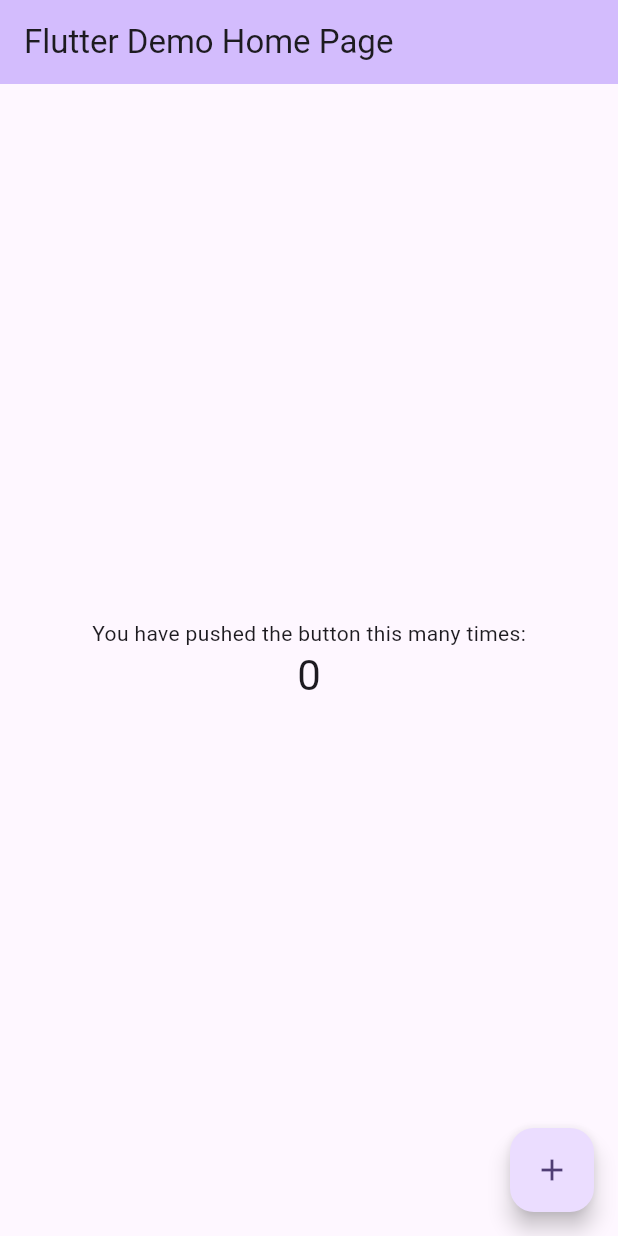
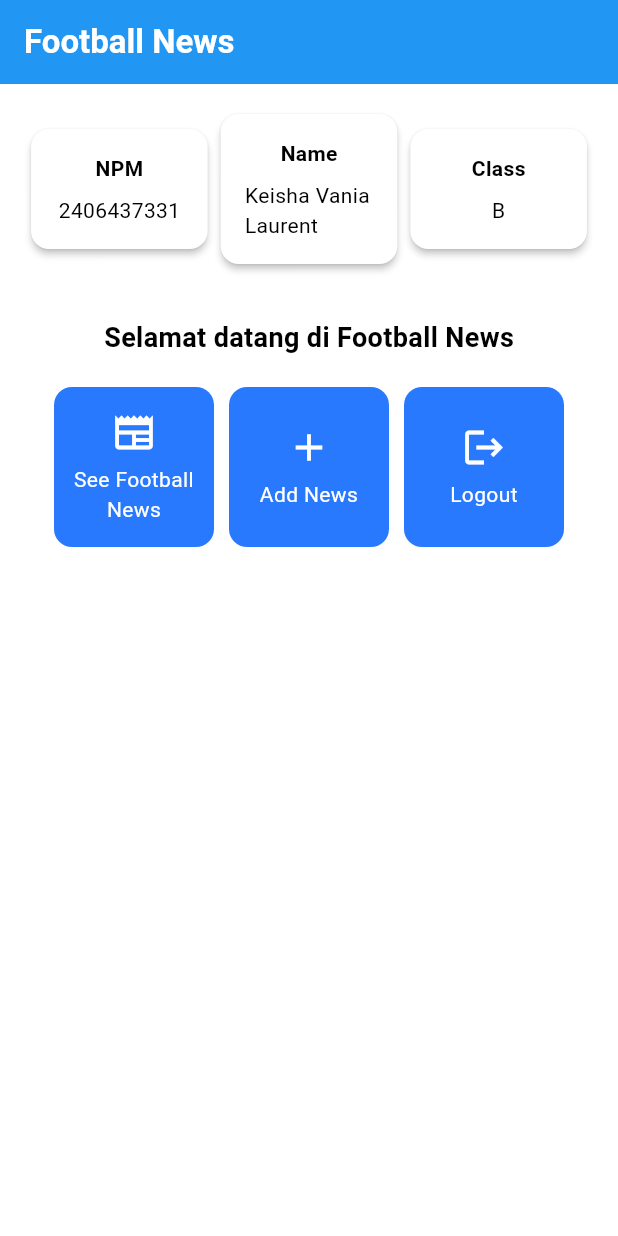
Before and after one commit to kurrorro/football-news-mobile, a Flutter app: the screen it shows after launch, on a phone screen of 412 x 824 dp. Run offline on Flutter 3.47's test engine with Material 3 defaults, Android fonts, the phone set to English and light mode, and no system bars.

Commit message:
Tutorial 6

```diff
--- a/lib/main.dart
+++ b/lib/main.dart
@@ -1,4 +1,5 @@
 import 'package:flutter/material.dart';
+import 'package:football_news/menu.dart';
 
 void main() {
   runApp(const MyApp());
@@ -28,95 +29,10 @@ class MyApp extends StatelessWidget {
         //
         // This works for code too, not just values: Most code changes can be
         // tested with just a hot reload.
-        colorScheme: ColorScheme.fromSeed(seedColor: Colors.deepPurple),
+         colorScheme: ColorScheme.fromSwatch(primarySwatch: Colors.blue)
+         .copyWith(secondary: Colors.blueAccent[400]),
       ),
-      home: const MyHomePage(title: 'Flutter Demo Home Page'),
+      home: const MyHomePage(),
     );
   }
 }
-
-class MyHomePage extends StatefulWidget {
-  const MyHomePage({super.key, required this.title});
-
-  // This widget is the home page of your application. It is stateful, meaning
-  // that it has a State object (defined below) that contains fields that affect
-  // how it looks.
-
-  // This class is the configuration for the state. It holds the values (in this
-  // case the title) provided by the parent (in this case the App widget) and
-  // used by the build method of the State. Fields in a Widget subclass are
-  // always marked "final".
-
-  final String title;
-
-  @override
-  State<MyHomePage> createState() => _MyHomePageState();
-}
-
-class _MyHomePageState extends State<MyHomePage> {
-  int _counter = 0;
-
-  void _incrementCounter() {
-    setState(() {
-      // This call to setState tells the Flutter framework that something has
-      // changed in this State, which causes it to rerun the build method below
-      // so that the display can reflect the updated values. If we changed
-      // _counter without calling setState(), then the build method would not be
-      // called again, and so nothing would appear to happen.
-      _counter++;
-    });
-  }
-
-  @override
-  Widget build(BuildContext context) {
-    // This method is rerun every time setState is called, for instance as done
-    // by the _incrementCounter method above.
-    //
-    // The Flutter framework has been optimized to make rerunning build methods
-    // fast, so that you can just rebuild anything that needs updating rather
-    // than having to individually change instances of widgets.
-    return Scaffold(
-      appBar: AppBar(
-        // TRY THIS: Try changing the color here to a specific color (to
-        // Colors.amber, perhaps?) and trigger a hot reload to see the AppBar
-        // change color while the other colors stay the same.
-        backgroundColor: Theme.of(context).colorScheme.inversePrimary,
-        // Here we take the value from the MyHomePage object that was created by
-        // the App.build method, and use it to set our appbar title.
-        title: Text(widget.title),
-      ),
-      body: Center(
-        // Center is a layout widget. It takes a single child and positions it
-        // in the middle of the parent.
-        child: Column(
-          // Column is also a layout widget. It takes a list of children and
-          // arranges them vertically. By default, it sizes itself to fit its
-          // children horizontally, and tries to be as tall as its parent.
-          //
-          // Column has various properties to control how it sizes itself and
-          // how it positions its children. Here we use mainAxisAlignment to
-          // center the children vertically; the main axis here is the vertical
-          // axis because Columns are vertical (the cross axis would be
-          // horizontal).
-          //
-          // TRY THIS: Invoke "debug painting" (choose the "Toggle Debug Paint"
-          // action in the IDE, or press "p" in the console), to see the
-          // wireframe for each widget.
-          mainAxisAlignment: MainAxisAlignment.center,
-          children: <Widget>[
-            const Text('You have pushed the button this many times:'),
-            Text(
-              '$_counter',
-              style: Theme.of(context).textTheme.headlineMedium,
-            ),
-          ],
-        ),
-      ),
-      floatingActionButton: FloatingActionButton(
-        onPressed: _incrementCounter,
-        tooltip: 'Increment',
-        child: const Icon(Icons.add),
-      ), // This trailing comma makes auto-formatting nicer for build methods.
-    );
-  }
-}
--- /dev/null
+++ b/lib/menu.dart
@@ -0,0 +1,190 @@
+import 'package:flutter/material.dart';
+
+class MyHomePage extends StatelessWidget {
+    const MyHomePage({super.key});
+
+    final String nama = "Keisha Vania Laurent"; //nama
+    final String npm = "2406437331"; //npm
+    final String kelas = "B"; //kelas
+
+    final List<ItemHomepage> items = const [
+      ItemHomepage("See Football News", Icons.newspaper),
+      ItemHomepage("Add News", Icons.add),
+      ItemHomepage("Logout", Icons.logout),
+    ];
+
+     @override
+        Widget build(BuildContext context) {
+        // Scaffold menyediakan struktur dasar halaman dengan AppBar dan body.
+        return Scaffold(
+          // AppBar adalah bagian atas halaman yang menampilkan judul.
+          appBar: AppBar(
+            // Judul aplikasi "Football News" dengan teks putih dan tebal.
+            title: const Text(
+              'Football News',
+              style: TextStyle(
+                color: Colors.white,
+                fontWeight: FontWeight.bold,
+              ),
+            ),
+            // Warna latar belakang AppBar diambil dari skema warna tema aplikasi.
+            backgroundColor: Theme.of(context).colorScheme.primary,
+          ),
+          // Body halaman dengan padding di sekelilingnya.
+          body: Padding(
+            padding: const EdgeInsets.all(16.0),
+                // 1. TAMBAHKAN SingleChildScrollView DI SINI
+                child: SingleChildScrollView(
+                  // 2. Column Anda sekarang menjadi anak dari SingleChildScrollView
+                  child: Column(
+                    crossAxisAlignment: CrossAxisAlignment.center,
+                    children: [
+                    // Row untuk menampilkan 3 InfoCard secara horizontal.
+                    Row(
+                      mainAxisAlignment: MainAxisAlignment.spaceEvenly,
+                      children: [
+                        InfoCard(title: 'NPM', content: npm),
+                        InfoCard(title: 'Name', content: nama),
+                        InfoCard(title: 'Class', content: kelas),
+                      ],
+                ),
+
+                // Memberikan jarak vertikal 16 unit.
+                const SizedBox(height: 16.0),
+
+                // Menempatkan widget berikutnya di tengah halaman.
+                Center(
+                  child: Column(
+                    // Menyusun teks dan grid item secara vertikal.
+
+                    children: [
+                      // Menampilkan teks sambutan dengan gaya tebal dan ukuran 18.
+                      const Padding(
+                        padding: EdgeInsets.only(top: 16.0),
+                        child: Text(
+                          'Selamat datang di Football News',
+                          style: TextStyle(
+                            fontWeight: FontWeight.bold,
+                            fontSize: 18.0,
+                          ),
+                        ),
+                      ),
+
+                      // Grid untuk menampilkan ItemCard dalam bentuk grid 3 kolom.
+                      GridView.count(
+                        primary: true,
+                        padding: const EdgeInsets.all(20),
+                        crossAxisSpacing: 10,
+                        mainAxisSpacing: 10,
+                        crossAxisCount: 3,
+                        // Agar grid menyesuaikan tinggi kontennya.
+                        shrinkWrap: true,
+
+                        // Menampilkan ItemCard untuk setiap item dalam list items.
+                        children: items.map((ItemHomepage item) {
+                          return ItemCard(item);
+                        }).toList(),
+                      ),
+                    ],
+                  ),
+                ),
+              ],
+            ),
+          ),
+        ),
+     );
+   }
+}
+
+class InfoCard extends StatelessWidget {
+  // Kartu informasi yang menampilkan title dan content.
+
+  final String title;  // Judul kartu.
+  final String content;  // Isi kartu.
+
+  const InfoCard({super.key, required this.title, required this.content});
+
+  @override
+  Widget build(BuildContext context) {
+    return Card(
+      // Membuat kotak kartu dengan bayangan dibawahnya.
+      elevation: 2.0,
+      child: Container(
+        // Mengatur ukuran dan jarak di dalam kartu.
+        width: MediaQuery.of(context).size.width / 3.5, // menyesuaikan dengan lebar device yang digunakan.
+        padding: const EdgeInsets.all(16.0),
+        // Menyusun title dan content secara vertikal.
+        child: Column(
+          children: [
+            Text(
+              title,
+              style: const TextStyle(fontWeight: FontWeight.bold),
+            ),
+            const SizedBox(height: 8.0),
+            Text(content),
+          ],
+        ),
+      ),
+    );
+  }
+}
+
+class ItemHomepage {
+ final String name;
+ final IconData icon;
+
+ const ItemHomepage(this.name, this.icon);
+}
+
+class ItemCard extends StatelessWidget {
+  // Menampilkan kartu dengan ikon dan nama.
+
+  final ItemHomepage item;
+
+  const ItemCard(this.item, {super.key});
+
+  @override
+  Widget build(BuildContext context) {
+    return Material(
+      // Menentukan warna latar belakang dari tema aplikasi.
+      color: Theme.of(context).colorScheme.secondary,
+      // Membuat sudut kartu melengkung.
+      borderRadius: BorderRadius.circular(12),
+
+      child: InkWell(
+        // Aksi ketika kartu ditekan.
+        onTap: () {
+          // Menampilkan pesan SnackBar saat kartu ditekan.
+          ScaffoldMessenger.of(context)
+            ..hideCurrentSnackBar()
+            ..showSnackBar(
+              SnackBar(content: Text("Kamu telah menekan tombol ${item.name}!"))
+            );
+        },
+        // Container untuk menyimpan Icon dan Text
+        child: Container(
+          padding: const EdgeInsets.all(8),
+          child: Center(
+            child: Column(
+              // Menyusun ikon dan teks di tengah kartu.
+              mainAxisAlignment: MainAxisAlignment.center,
+              children: [
+                Icon(
+                  item.icon,
+                  color: Colors.white,
+                  size: 30.0,
+                ),
+                const Padding(padding: EdgeInsets.all(3)),
+                Text(
+                  item.name,
+                  textAlign: TextAlign.center,
+                  style: const TextStyle(color: Colors.white),
+                ),
+              ],
+            ),
+          ),
+        ),
+      ),
+    );
+  }
+}
```
